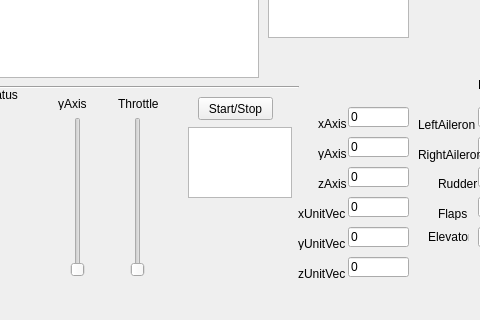
This is src/mainwindow.ui in pb346/flight_simulator as Qt 5 draws it before an edit; both pictures show x 252 to 732 and y 390 to 710 of the 1350 by 710 pixel window. The edited form follows.
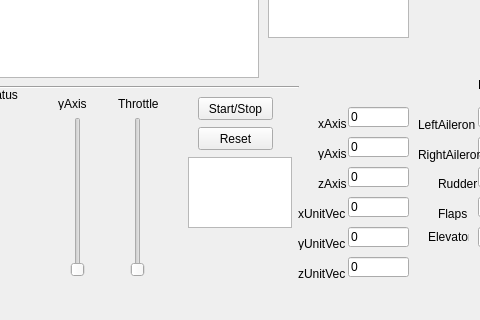
This is the edited form. Icons and pictures are not drawn.

Commit message: Added exit and reset functionality

```diff
--- a/src/mainwindow.ui
+++ b/src/mainwindow.ui
@@ -657,7 +657,7 @@
     <property name="geometry">
      <rect>
       <x>440</x>
-      <y>500</y>
+      <y>530</y>
       <width>104</width>
       <height>71</height>
      </rect>
@@ -1032,7 +1032,20 @@
      <string/>
     </property>
     <property name="pixmap">
-     <pixmap resource="images/resource.qrc">:/new/prefix1/reticle.png</pixmap>
+     <pixmap>:/new/prefix1/reticle.png</pixmap>
+    </property>
+   </widget>
+   <widget class="QPushButton" name="pushButton_reset">
+    <property name="geometry">
+     <rect>
+      <x>450</x>
+      <y>500</y>
+      <width>75</width>
+      <height>23</height>
+     </rect>
+    </property>
+    <property name="text">
+     <string>Reset</string>
     </property>
    </widget>
   </widget>
```
Left out of the diff: 10 changed lines with no effect on the pictures. The commit also changes 4 other files.
